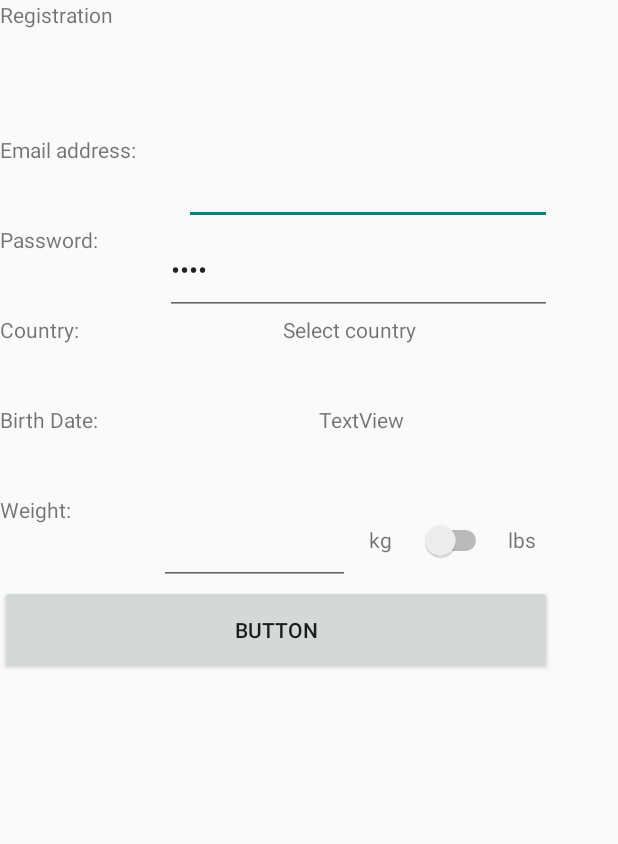
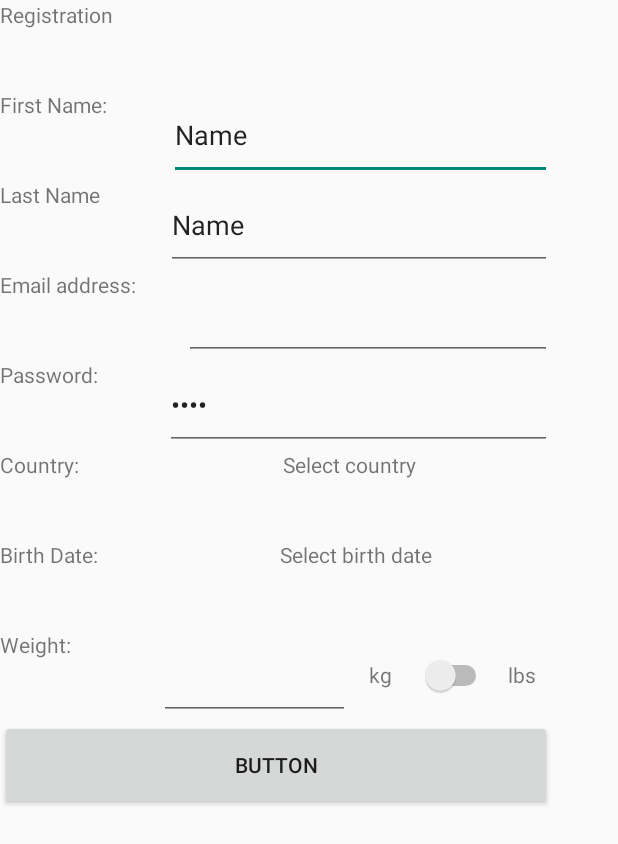
Before and after one commit to AP-Elektronica-ICT/IP18-SleepQuality01, an Android app: the register screen opened directly, with no data from a screen before it, on a phone screen of 412 x 824 dp. Shown: the top 844 px of the screen. Run offline under Robolectric (Android 15) with nearby library versions, the phone set to English and light mode, and no system bars; our stand-ins replace Firebase (no records; nobody signed in at launch, a user with empty details on screens opened directly); libraries missing offline, so code that uses them is left out: com.mukesh.countrypicker.

Commit message:
First and Last name registration

```diff
--- a/Android/app/src/main/java/be/eaict/sleepqualitymeter/register.java
+++ b/Android/app/src/main/java/be/eaict/sleepqualitymeter/register.java
@@ -56,7 +56,10 @@ public class register extends AppCompatActivity implements DatePickerDialog.OnDa
     protected void onCreate(Bundle savedInstanceState) {
         super.onCreate(savedInstanceState);
         setContentView(R.layout.activity_register);
-
+        TextView txtFirstName = findViewById(R.id.regTxtFirstName);
+        TextView txtLastName = findViewById(R.id.regTxtLastName);
+        EditText editFirstName = findViewById(R.id.regEditFirstName);
+        EditText editLastName = findViewById(R.id.regEditLastName);
         TextView title = findViewById(R.id.regTxtTitle);
         TextView txtemail = findViewById(R.id.regTxtEmail);
         TextView txtpass = findViewById(R.id.regTxtPass);
@@ -79,7 +82,9 @@ public class register extends AppCompatActivity implements DatePickerDialog.OnDa
         txtCountry.setText("Country:");
         txtAge.setText("Birth Date:");
         txtWeight.setText("Weight:");
-
+        txtFirstName.setText("First Name:");
+        txtLastName.setText("Last Name");
+        ageSelector.setText("Select birth date");
         editWeight.setText("");
         selectedCountry.setOnClickListener(new View.OnClickListener() {
             @Override
--- a/Android/app/src/main/res/layout/activity_register.xml
+++ b/Android/app/src/main/res/layout/activity_register.xml
@@ -23,8 +23,52 @@
             <TextView
                 android:id="@+id/regTxtTitle"
                 android:layout_width="match_parent"
-                android:layout_height="90dp"
+                android:layout_height="60dp"
                 android:text="TextView" />
+
+            <LinearLayout
+                android:layout_width="match_parent"
+                android:layout_height="60dp"
+                android:orientation="horizontal">
+
+                <TextView
+                    android:id="@+id/regTxtFirstName"
+                    android:layout_width="wrap_content"
+                    android:layout_height="match_parent"
+                    android:layout_weight="1"
+                    android:text="TextView" />
+
+                <EditText
+                    android:id="@+id/regEditFirstName"
+                    android:layout_width="wrap_content"
+                    android:layout_height="match_parent"
+                    android:layout_weight="1"
+                    android:ems="10"
+                    android:inputType="textPersonName"
+                    android:text="Name" />
+            </LinearLayout>
+
+            <LinearLayout
+                android:layout_width="match_parent"
+                android:layout_height="60dp"
+                android:orientation="horizontal">
+
+                <TextView
+                    android:id="@+id/regTxtLastName"
+                    android:layout_width="wrap_content"
+                    android:layout_height="match_parent"
+                    android:layout_weight="1"
+                    android:text="TextView" />
+
+                <EditText
+                    android:id="@+id/regEditLastName"
+                    android:layout_width="wrap_content"
+                    android:layout_height="match_parent"
+                    android:layout_weight="1"
+                    android:ems="10"
+                    android:inputType="textPersonName"
+                    android:text="Name" />
+            </LinearLayout>
 
             <LinearLayout
                 android:layout_width="match_parent"
@@ -165,7 +209,7 @@
             <Button
                 android:id="@+id/regBtnRegister"
                 android:layout_width="match_parent"
-                android:layout_height="59dp"
+                android:layout_height="60dp"
                 android:text="Button" />
 
         </LinearLayout>
```
